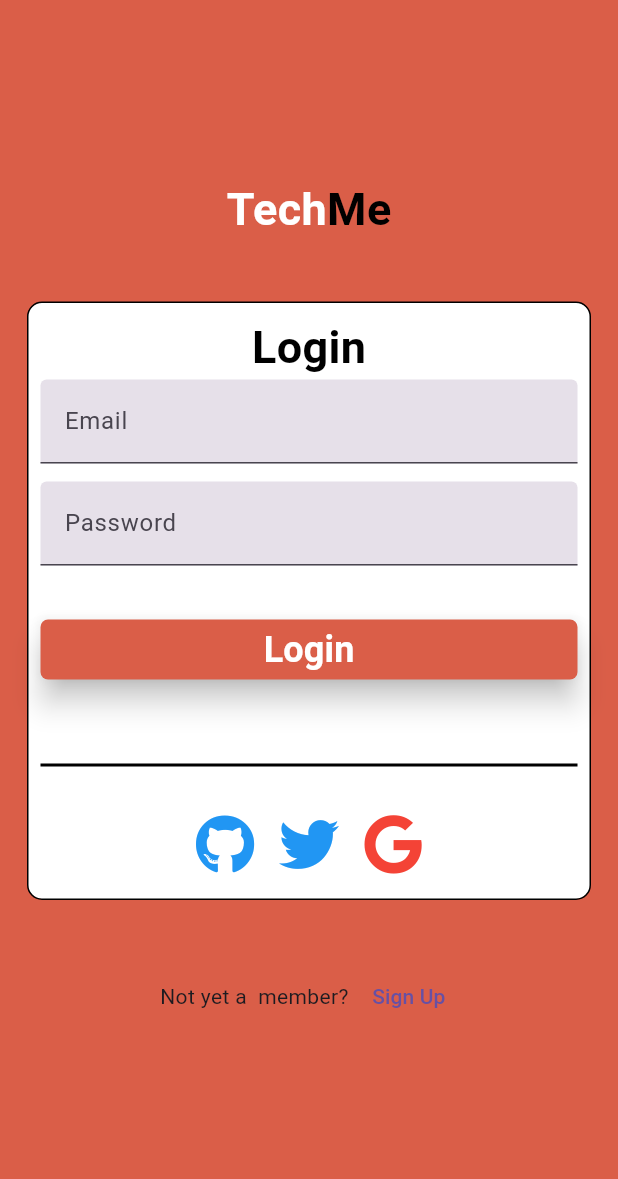
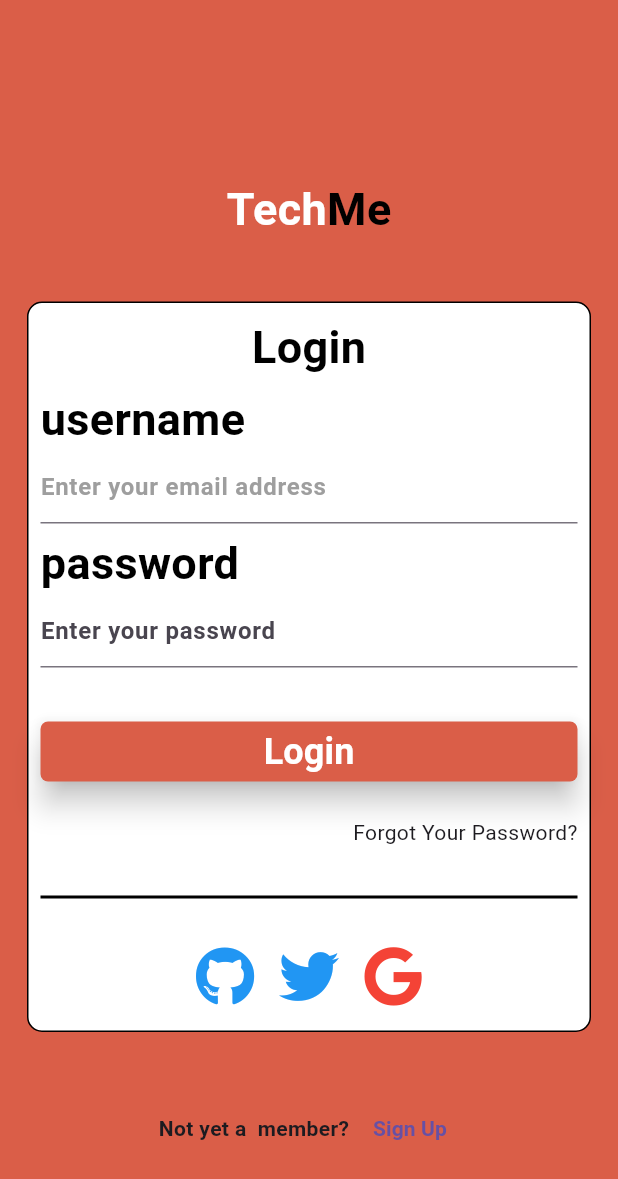
Before and after one commit to oliviertech212/Flutter_final_project, a Flutter app: the screen it shows after launch, after a tap on "Join Now", on a phone screen of 412 x 824 dp. Shown: the top 1179 px of the screen. Run offline on Flutter 3.47's test engine with Material 3 defaults, Android fonts, the light colour scheme and no system bars; our stand-ins replace font_awesome_flutter.

Commit message:
-add changes on login page

```diff
--- a/lib/page/loginpage.dart
+++ b/lib/page/loginpage.dart
@@ -56,24 +56,47 @@ class _MyLoginPageState extends State<MyLoginPage> {
                               color: Colors.black,
                               fontSize: 30,
                               fontWeight: FontWeight.bold)),
+                      SizedBox(height: 5),
+                      Row(
+                        mainAxisAlignment: MainAxisAlignment.start,
+                        children: [
+                          Text("username",
+                              style: TextStyle(
+                                  color: Colors.black,
+                                  fontSize: 30,
+                                  fontWeight: FontWeight.bold))
+                        ],
+                      ),
                       TextField(
                         style: const TextStyle(
                           color: Colors.black,
                         ),
                         decoration: InputDecoration(
-                          filled: true,
-                          labelText: 'Email',
+                          hintText: 'Enter your email address',
+                          hintStyle: TextStyle(
+                            color: Colors.grey,
+                            fontWeight: FontWeight.bold,
+                          ),
                         ),
                       ),
-                      const SizedBox(height: 12.0),
+                      const SizedBox(height: 5),
+                      Row(
+                        mainAxisAlignment: MainAxisAlignment.start,
+                        children: [
+                          Text("password",
+                              style: TextStyle(
+                                  color: Colors.black,
+                                  fontSize: 30,
+                                  fontWeight: FontWeight.bold))
+                        ],
+                      ),
                       TextField(
-                        decoration: InputDecoration(
-                          filled: true,
-                          labelText: 'Password',
-                        ),
+                        decoration:
+                            InputDecoration(hintText: 'Enter your password'),
                         obscureText: true,
                         style: const TextStyle(
-                          color: Colors.black,
+                          color: Colors.grey,
+                          fontWeight: FontWeight.bold,
                         ),
 
                         obscuringCharacter: "*",
@@ -109,6 +132,10 @@ class _MyLoginPageState extends State<MyLoginPage> {
                               ),
                             )),
                       ),
+                      Row(
+                        mainAxisAlignment: MainAxisAlignment.end,
+                        children: [Text("Forgot Your Password?")],
+                      ),
                       SizedBox(height: 8),
                       Divider(
                         color: Colors.black,
@@ -119,6 +146,7 @@ class _MyLoginPageState extends State<MyLoginPage> {
                       ),
                       Row(
                         mainAxisAlignment: MainAxisAlignment.center,
+                        // crossAxisAlignment: CrossAxisAlignment.start,
                         children: [
 // ...
 
@@ -154,10 +182,16 @@ class _MyLoginPageState extends State<MyLoginPage> {
               Row(
                 mainAxisAlignment: MainAxisAlignment.center,
                 children: [
-                  Text(" Not yet a  member? "),
+                  Text(
+                    " Not yet a  member? ",
+                    style: TextStyle(fontWeight: FontWeight.bold),
+                  ),
                   TextButton(
                     onPressed: () {},
-                    child: Text("Sign Up"),
+                    child: Text(
+                      "Sign Up",
+                      style: TextStyle(fontWeight: FontWeight.bold),
+                    ),
                   )
                 ],
               )
```
